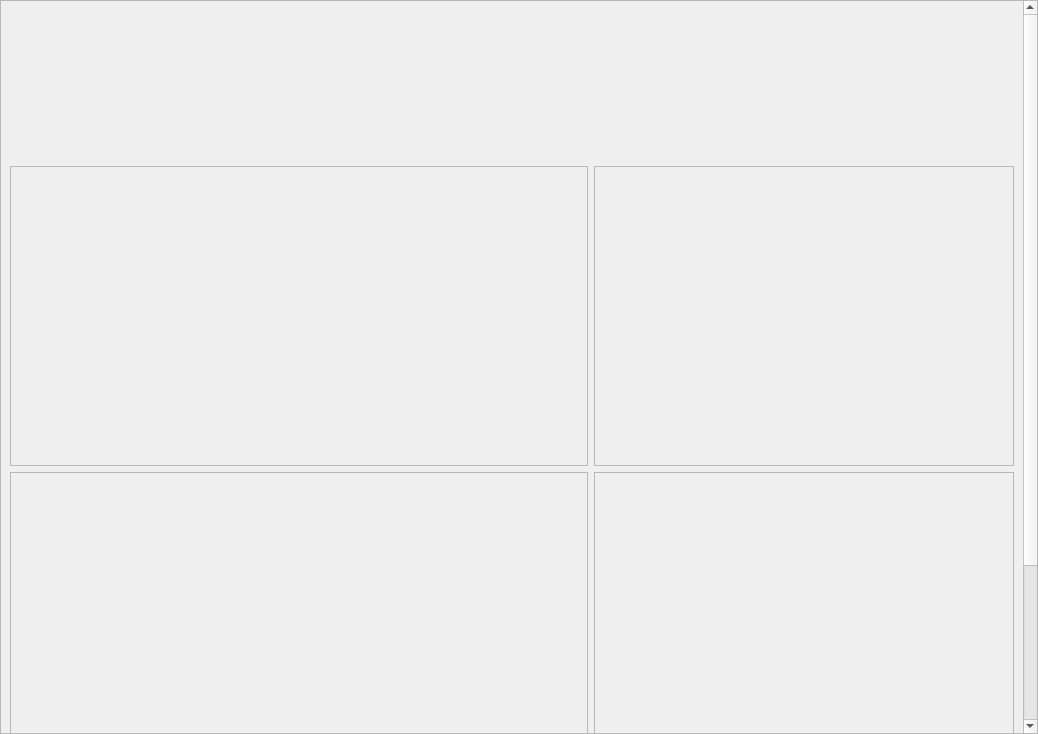
DigitalArtifex/Flo, file pages/printer/settings/printersettingspage.ui: the form before one commit.
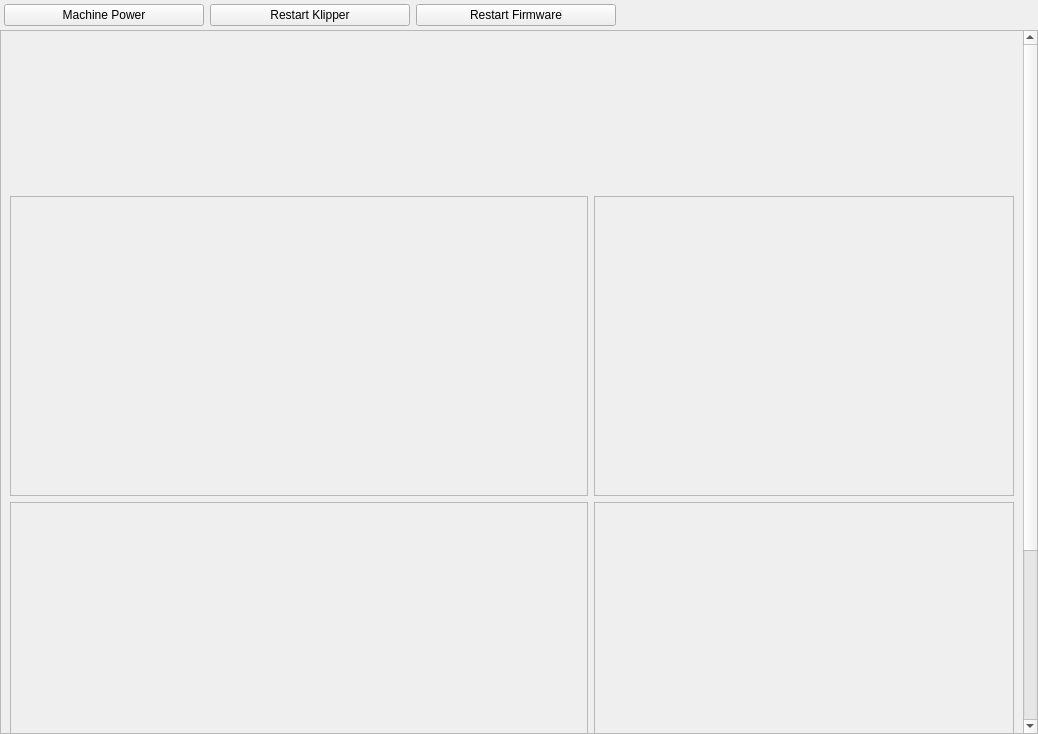
The form after the commit. Custom widgets are drawn as their Qt base class.

The edit to the form file:
```diff
--- a/pages/printer/settings/printersettingspage.ui
+++ b/pages/printer/settings/printersettingspage.ui
@@ -26,7 +26,98 @@
    <property name="bottomMargin">
     <number>0</number>
    </property>
+   <property name="spacing">
+    <number>0</number>
+   </property>
    <item row="0" column="0">
+    <widget class="QWidget" name="buttonBoxWidget" native="true">
+     <property name="sizePolicy">
+      <sizepolicy hsizetype="Preferred" vsizetype="Preferred">
+       <horstretch>0</horstretch>
+       <verstretch>0</verstretch>
+      </sizepolicy>
+     </property>
+     <property name="minimumSize">
+      <size>
+       <width>0</width>
+       <height>0</height>
+      </size>
+     </property>
+     <property name="maximumSize">
+      <size>
+       <width>16777215</width>
+       <height>16777215</height>
+      </size>
+     </property>
+     <layout class="QHBoxLayout" name="horizontalLayout">
+      <property name="leftMargin">
+       <number>4</number>
+      </property>
+      <property name="topMargin">
+       <number>4</number>
+      </property>
+      <property name="rightMargin">
+       <number>4</number>
+      </property>
+      <property name="bottomMargin">
+       <number>4</number>
+      </property>
+      <item>
+       <widget class="QIconButton" name="machinePowerButton">
+        <property name="minimumSize">
+         <size>
+          <width>200</width>
+          <height>0</height>
+         </size>
+        </property>
+        <property name="text">
+         <string>Machine Power</string>
+        </property>
+       </widget>
+      </item>
+      <item>
+       <widget class="QIconButton" name="restartButton">
+        <property name="minimumSize">
+         <size>
+          <width>200</width>
+          <height>0</height>
+         </size>
+        </property>
+        <property name="text">
+         <string>Restart Klipper</string>
+        </property>
+       </widget>
+      </item>
+      <item>
+       <widget class="QIconButton" name="restartFirmwareButton">
+        <property name="minimumSize">
+         <size>
+          <width>200</width>
+          <height>0</height>
+         </size>
+        </property>
+        <property name="text">
+         <string>Restart Firmware</string>
+        </property>
+       </widget>
+      </item>
+      <item>
+       <spacer name="horizontalSpacer">
+        <property name="orientation">
+         <enum>Qt::Orientation::Horizontal</enum>
+        </property>
+        <property name="sizeHint" stdset="0">
+         <size>
+          <width>1027</width>
+          <height>20</height>
+         </size>
+        </property>
+       </spacer>
+      </item>
+     </layout>
+    </widget>
+   </item>
+   <item row="1" column="0">
     <widget class="QScrollArea" name="scrollArea">
      <property name="widgetResizable">
       <bool>true</bool>
@@ -269,6 +360,13 @@
    </item>
   </layout>
  </widget>
+ <customwidgets>
+  <customwidget>
+   <class>QIconButton</class>
+   <extends>QPushButton</extends>
+   <header>ui/QIconButton/qiconbutton.h</header>
+  </customwidget>
+ </customwidgets>
  <resources/>
  <connections/>
 </ui>
```
Left out of the diff: 232 changed lines with no effect on the pictures.
